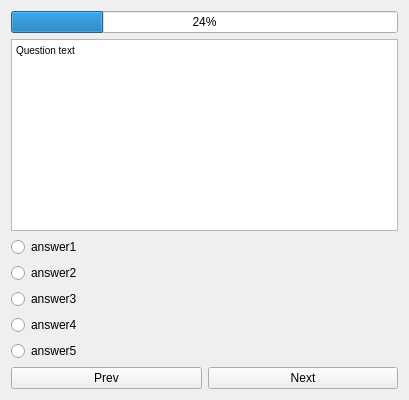
The window that tests.ui (Yarosurafu/ExamHelper) describes before a commit, drawn with Qt 5.
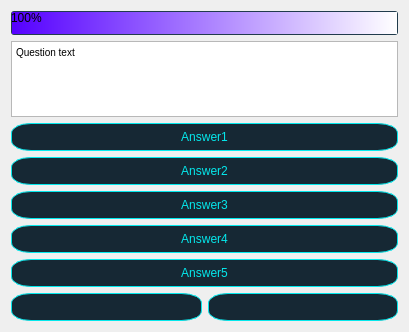
The same window after the commit. Icons and pictures are not drawn.

What changed in the file:
```diff
--- a/tests.ui
+++ b/tests.ui
@@ -7,7 +7,7 @@
     <x>0</x>
     <y>0</y>
     <width>409</width>
-    <height>400</height>
+    <height>332</height>
    </rect>
   </property>
   <property name="windowTitle">
@@ -16,25 +16,71 @@
   <property name="windowOpacity">
    <double>0.000000000000000</double>
   </property>
+  <property name="styleSheet">
+   <string notr="true"/>
+  </property>
   <layout class="QGridLayout" name="gridLayout">
-   <item row="3" column="0">
-    <widget class="QRadioButton" name="radioButton_2">
+   <item row="4" column="0" colspan="2">
+    <widget class="QPushButton" name="pushButton_5">
+     <property name="styleSheet">
+      <string notr="true">QPushButton{	
+	color: rgb(4, 232, 236);
+	background-color: rgb(22, 40, 52);
+	border: 1px solid rgb(4, 232, 236);
+	padding: 6px;
+	border-radius: 20px 10px;
+}
+
+QPushButton:pressed{
+	color: red;
+	border: 1px solid red;
+	border-radius: 20px 10px;
+}</string>
+     </property>
      <property name="text">
-      <string>answer2</string>
+      <string>Answer3</string>
+     </property>
+    </widget>
+   </item>
+   <item row="0" column="0" colspan="2">
+    <widget class="QProgressBar" name="progressBar">
+     <property name="styleSheet">
+      <string notr="true">QProgressBar:horizontal {
+border-radius: 3px;
+background: rgb(33, 59, 76);
+padding: 1px;
+}
+QProgressBar::chunk:horizontal {
+background: qlineargradient(x1: 0, y1: 0.5, x2: 1, y2: 0.5, stop: 0 rgb(85, 0, 255), stop: 1 white);
+}</string>
+     </property>
+     <property name="maximum">
+      <number>30</number>
+     </property>
+     <property name="value">
+      <number>30</number>
      </property>
     </widget>
    </item>
    <item row="7" column="0">
     <widget class="QPushButton" name="pushButton">
-     <property name="text">
-      <string>Prev</string>
+     <property name="styleSheet">
+      <string notr="true">QPushButton{	
+	image: url(:/icons/images/arrowPrev.png);
+	background-color: rgb(22, 40, 52);
+	border: 1px solid rgb(4, 232, 236);
+	padding: 6px;
+	border-radius: 20px 10px;
+}
+
+QPushButton:pressed{	
+	image: url(:/icons/images/arrowPrevPressed.png);
+	border: 1px solid red;
+	border-radius: 20px 10px;
+}</string>
      </property>
-    </widget>
-   </item>
-   <item row="7" column="1">
-    <widget class="QPushButton" name="pushButton_2">
      <property name="text">
-      <string>Next</string>
+      <string/>
      </property>
     </widget>
    </item>
@@ -49,38 +95,113 @@
      </property>
     </widget>
    </item>
-   <item row="4" column="0">
-    <widget class="QRadioButton" name="radioButton_3">
+   <item row="2" column="0" colspan="2">
+    <widget class="QPushButton" name="pushButton_3">
+     <property name="styleSheet">
+      <string notr="true">QPushButton{	
+	color: rgb(4, 232, 236);
+	background-color: rgb(22, 40, 52);
+	border: 1px solid rgb(4, 232, 236);
+	padding: 6px;
+	border-radius: 20px 10px;
+}
+
+QPushButton:pressed{
+	color: red;
+	border: 1px solid red;
+	border-radius: 20px 10px;
+}</string>
+     </property>
      <property name="text">
-      <string>answer3</string>
+      <string>Answer1</string>
      </property>
     </widget>
    </item>
-   <item row="5" column="0">
-    <widget class="QRadioButton" name="radioButton_4">
+   <item row="3" column="0" colspan="2">
+    <widget class="QPushButton" name="pushButton_4">
+     <property name="styleSheet">
+      <string notr="true">QPushButton{	
+	color: rgb(4, 232, 236);
+	background-color: rgb(22, 40, 52);
+	border: 1px solid rgb(4, 232, 236);
+	padding: 6px;
+	border-radius: 20px 10px;
+}
+
+QPushButton:pressed{
+	color: red;
+	border: 1px solid red;
+	border-radius: 20px 10px;
+}</string>
+     </property>
      <property name="text">
-      <string>answer4</string>
+      <string>Answer2</string>
      </property>
     </widget>
    </item>
-   <item row="2" column="0">
-    <widget class="QRadioButton" name="radioButton">
+   <item row="7" column="1">
+    <widget class="QPushButton" name="pushButton_2">
+     <property name="styleSheet">
+      <string notr="true">QPushButton{	
+	image: url(:/icons/images/arrowNext.png);
+	background-color: rgb(22, 40, 52);
+	border: 1px solid rgb(4, 232, 236);
+	padding: 6px;
+	border-radius: 20px 10px;
+}
+
+QPushButton:pressed{
+	image: url(:/icons/images/arrowNextPressed.png);
+	border: 1px solid red;
+	border-radius: 20px 10px;
+}</string>
+     </property>
      <property name="text">
-      <string>answer1</string>
+      <string/>
      </property>
     </widget>
    </item>
-   <item row="6" column="0">
-    <widget class="QRadioButton" name="radioButton_5">
+   <item row="5" column="0" colspan="2">
+    <widget class="QPushButton" name="pushButton_6">
+     <property name="styleSheet">
+      <string notr="true">QPushButton{	
+	color: rgb(4, 232, 236);
+	background-color: rgb(22, 40, 52);
+	border: 1px solid rgb(4, 232, 236);
+	padding: 6px;
+	border-radius: 20px 10px;
+}
+
+QPushButton:pressed{
+	color: red;
+	border: 1px solid red;
+	border-radius: 20px 10px;
+}</string>
+     </property>
      <property name="text">
-      <string>answer5</string>
+      <string>Answer4</string>
      </property>
     </widget>
    </item>
-   <item row="0" column="0" colspan="2">
-    <widget class="QProgressBar" name="progressBar">
-     <property name="value">
-      <number>24</number>
+   <item row="6" column="0" colspan="2">
+    <widget class="QPushButton" name="pushButton_7">
+     <property name="styleSheet">
+      <string notr="true">QPushButton{	
+	color: rgb(4, 232, 236);
+	background-color: rgb(22, 40, 52);
+	border: 1px solid rgb(4, 232, 236);
+	padding: 6px;
+	border-radius: 20px 10px;
+}
+
+QPushButton:pressed{
+	color: red;
+	border: 1px solid red;
+	border-radius: 20px 10px;
+}</string>
+     </property>
+     <property name="text">
+      <string>Answer5</string>
      </property>
     </widget>
    </item>
```
